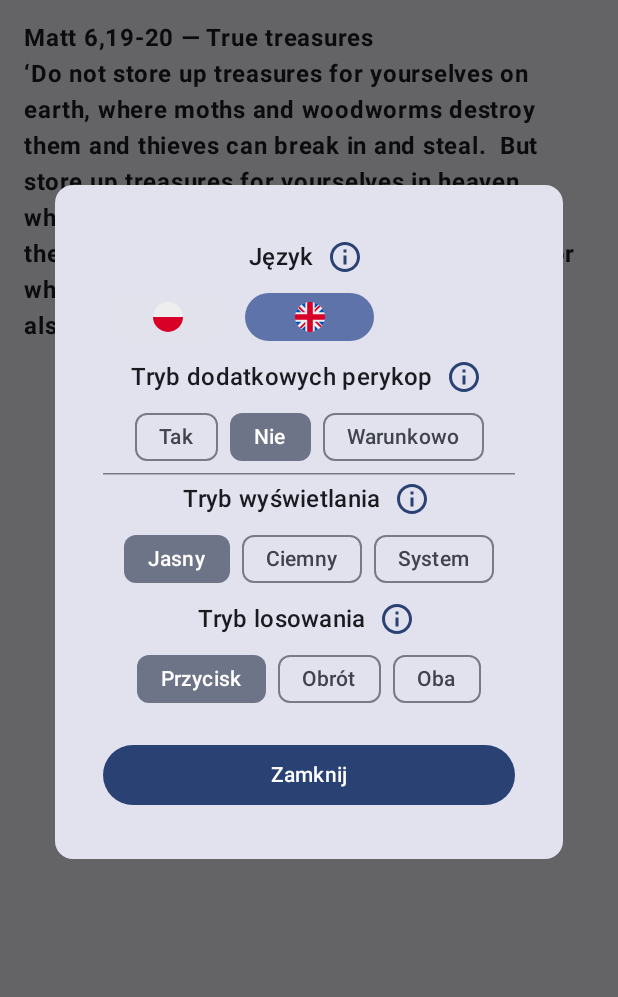
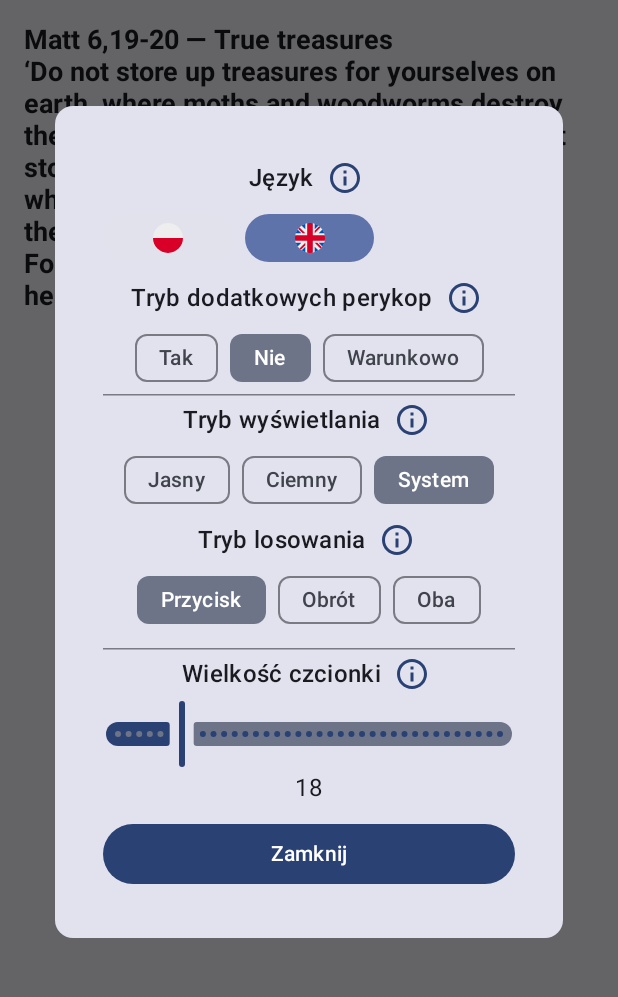
Before and after one commit to rkociniewski/gac, an Android app built with Jetpack Compose: the screen it shows after launch (MainActivity), after a tap on "Ustawienia", on a phone screen of 412 x 824 dp, the part 96-1093 px from its top. Run offline under Robolectric (Android 15) with nearby library versions, the phone set to English and light mode, and no system bars; our stand-ins replace Dagger/Hilt's generated code; libraries missing offline, so code that uses them is left out: androidx.hilt.lifecycle; 1 other tap on this screen came first.

Commit message:
Add pinch to zoom for pericope

```diff
--- a/app/src/main/java/pl/rk/gac/MainActivity.kt
+++ b/app/src/main/java/pl/rk/gac/MainActivity.kt
@@ -8,7 +8,7 @@ import androidx.compose.runtime.CompositionLocalProvider
 import androidx.compose.runtime.collectAsState
 import androidx.compose.runtime.getValue
 import androidx.compose.ui.platform.LocalContext
-import androidx.hilt.navigation.compose.hiltViewModel
+import androidx.hilt.lifecycle.viewmodel.compose.hiltViewModel
 import dagger.hilt.android.AndroidEntryPoint
 import pl.rk.gac.ui.helper.isDarkTheme
 import pl.rk.gac.ui.helper.rememberLocalizedContext
@@ -40,7 +40,7 @@ class MainActivity : ComponentActivity() {
         enableEdgeToEdge()
 
         setContent {
-            val viewModel: PericopeViewModel = hiltViewModel()
+            val viewModel = hiltViewModel<PericopeViewModel>()
             val settings by viewModel.settings.collectAsState()
 
             val darkTheme = settings.displayMode.isDarkTheme()
--- a/app/src/main/java/pl/rk/gac/enums/AdditionalMode.kt
+++ b/app/src/main/java/pl/rk/gac/enums/AdditionalMode.kt
@@ -13,7 +13,7 @@ import pl.rk.gac.R
  *
  * @property label Resource ID for the display label of this mode
  */
-enum class AdditionalMode(@StringRes override val label: Int) : DisplayText {
+enum class AdditionalMode(@param:StringRes override val label: Int) : DisplayText {
     YES(R.string.additional_mode_yes),
     NO(R.string.additional_mode_no),
     CONDITIONAL(R.string.additional_mode_conditional)
--- a/app/src/main/java/pl/rk/gac/enums/DisplayMode.kt
+++ b/app/src/main/java/pl/rk/gac/enums/DisplayMode.kt
@@ -13,7 +13,7 @@ import pl.rk.gac.R
  *
  * @property label Resource ID for the display label of this mode
  */
-enum class DisplayMode(@StringRes override val label: Int) : DisplayText {
+enum class DisplayMode(@param:StringRes override val label: Int) : DisplayText {
     LIGHT(R.string.display_mode_light),
     DARK(R.string.display_mode_dark),
     SYSTEM(R.string.display_mode_system)
--- a/app/src/main/java/pl/rk/gac/enums/DrawMode.kt
+++ b/app/src/main/java/pl/rk/gac/enums/DrawMode.kt
@@ -13,7 +13,7 @@ import pl.rk.gac.R
  *
  * @property label Resource ID for the display label of this mode
  */
-enum class DrawMode(@StringRes override val label: Int) : DisplayText {
+enum class DrawMode(@param:StringRes override val label: Int) : DisplayText {
     BUTTON(R.string.draw_mode_button),
     ROTATION(R.string.draw_mode_rotation),
     BOTH(R.string.draw_mode_both)
--- a/app/src/main/java/pl/rk/gac/enums/Language.kt
+++ b/app/src/main/java/pl/rk/gac/enums/Language.kt
@@ -9,9 +9,9 @@ import pl.rk.gac.R
  * @property label Resource ID for the display label of this mode
  */
 enum class Language(
-    @StringRes override val label: Int,
-    @DrawableRes val flagIcon: Int,
-    @RawRes val resource: Int
+    @param:StringRes override val label: Int,
+    @param:DrawableRes val flagIcon: Int,
+    @param:RawRes val resource: Int
 ) : DisplayText {
     PL(R.string.lang_pl, R.drawable.flag_pl, R.raw.pl_gospel),
     EN(R.string.lang_en, R.drawable.flag_uk, R.raw.en_gospel),
--- a/app/src/main/java/pl/rk/gac/model/Settings.kt
+++ b/app/src/main/java/pl/rk/gac/model/Settings.kt
@@ -29,9 +29,10 @@ data class Settings(
     val nextCount: Int = 1,                                 // how many pericopes after drawn
     val startFallback: Int = 1,                             // if begin of Gospel
     val endFallback: Int = 1,                               // if end of Evangelion 残酷な天使のように
-    val displayMode: DisplayMode = DisplayMode.LIGHT,       // Display mMode for Dark Mode
+    val displayMode: DisplayMode = DisplayMode.LIGHT,       // Display Mode for Dark Mode
     val drawMode: DrawMode = DrawMode.BUTTON,               // Draw mode
-    val language: Language = resolveDefaultLanguage(),
+    val language: Language = resolveDefaultLanguage(),      // Display Language
+    val fontSize: Float = 18f                               // Font Size
 )
 
 fun resolveDefaultLanguage(): Language {
--- a/app/src/main/java/pl/rk/gac/ui/helper/Function.kt
+++ b/app/src/main/java/pl/rk/gac/ui/helper/Function.kt
@@ -27,8 +27,9 @@ import androidx.compose.material3.MaterialTheme
 import androidx.compose.material3.PlainTooltip
 import androidx.compose.material3.Slider
 import androidx.compose.material3.Text
+import androidx.compose.material3.TooltipAnchorPosition
 import androidx.compose.material3.TooltipBox
-import androidx.compose.material3.TooltipDefaults.rememberPlainTooltipPositionProvider
+import androidx.compose.material3.TooltipDefaults
 import androidx.compose.material3.rememberTooltipState
 import androidx.compose.runtime.Composable
 import androidx.compose.runtime.remember
@@ -126,13 +127,11 @@ fun HelpLabel(label: String, tooltip: String) {
         Text(label, style = MaterialTheme.typography.titleMedium)
         Spacer(Modifier.width(Dimensions.minHeight))
         TooltipBox(
-            positionProvider = rememberPlainTooltipPositionProvider(),
-            tooltip = {
+            TooltipDefaults.rememberTooltipPositionProvider(TooltipAnchorPosition.Above), {
                 PlainTooltip {
                     Text(tooltip)
                 }
-            },
-            state = tooltipState,
+            }, tooltipState
         ) {
             Icon(
                 Icons.Outlined.Info, stringResource(R.string.tooltip_icon_description), Modifier
@@ -171,7 +170,7 @@ fun LanguageSelector(
             FilterChip(
                 selected == opt, { onSelect(opt) }, {
                     TooltipBox(
-                        rememberPlainTooltipPositionProvider(),
+                        TooltipDefaults.rememberTooltipPositionProvider(TooltipAnchorPosition.Above),
                         { Text(stringResource(opt.label)) },
                         rememberTooltipState()
                     ) {
--- a/app/src/main/java/pl/rk/gac/ui/pericope/PericopeContent.kt
+++ b/app/src/main/java/pl/rk/gac/ui/pericope/PericopeContent.kt
@@ -1,5 +1,8 @@
 package pl.rk.gac.ui.pericope
 
+import androidx.compose.foundation.gestures.awaitEachGesture
+import androidx.compose.foundation.gestures.awaitFirstDown
+import androidx.compose.foundation.gestures.calculateZoom
 import androidx.compose.foundation.layout.Arrangement
 import androidx.compose.foundation.layout.Column
 import androidx.compose.foundation.layout.Spacer
@@ -9,35 +12,66 @@ import androidx.compose.foundation.layout.padding
 import androidx.compose.foundation.rememberScrollState
 import androidx.compose.foundation.verticalScroll
 import androidx.compose.runtime.Composable
+import androidx.compose.runtime.getValue
+import androidx.compose.runtime.mutableFloatStateOf
+import androidx.compose.runtime.remember
+import androidx.compose.runtime.rememberCoroutineScope
+import androidx.compose.runtime.setValue
 import androidx.compose.ui.Modifier
+import androidx.compose.ui.input.pointer.pointerInput
+import kotlinx.coroutines.launch
 import pl.rk.gac.model.Pericope
+import pl.rk.gac.model.Settings
 import pl.rk.gac.util.Dimensions
+import pl.rk.gac.util.Numbers
 
-
-/**
- * Main content area displaying the list of pericopes.
- *
- * This composable creates a scrollable column of pericope items, with the selected
- * pericope visually distinguished from others.
- *
- * @param pericopes List of pericopes to display
- * @param selectedId ID of the currently selected pericope
- * @param modifier Modifier to be applied to the content container
- */
 @Composable
 fun PericopeContent(
     pericopes: List<Pericope>,
     selectedId: String?,
-    modifier: Modifier = Modifier
+    modifier: Modifier = Modifier,
+    settings: Settings,
+    updateSettings: (Settings) -> Unit,
 ) {
+    var fontSize by remember(settings.fontSize) { mutableFloatStateOf(settings.fontSize) }
+    val coroutineScope = rememberCoroutineScope()
+    val scrollState = rememberScrollState()
+
+    val gestureModifier = Modifier.pointerInput(Unit) {
+        awaitEachGesture {
+            awaitFirstDown(requireUnconsumed = false)
+            do {
+                val event = awaitPointerEvent()
+                val canceled = event.changes.any { it.isConsumed }
+
+                if (!canceled && event.changes.size >= 2) {
+                    val zoomChange = event.calculateZoom()
+                    if (zoomChange != 1f) {
+                        val newSize = (fontSize * zoomChange)
+                            .coerceIn(Numbers.TWELVE.toFloat(), Numbers.FORTY_EIGHT.toFloat())
+                        if (newSize != fontSize) {
+                            fontSize = newSize
+                            coroutineScope.launch {
+                                updateSettings(settings.copy(fontSize = fontSize))
+                            }
+                        }
+                        event.changes.forEach { it.consume() }
+                    }
+                }
+            } while (event.changes.any { it.pressed })
+        }
+    }
+
     Column(
         modifier
             .fillMaxSize()
             .padding(Dimensions.dialogPadding)
-            .verticalScroll(rememberScrollState()), Arrangement.spacedBy(Dimensions.itemSpacing)
+            .then(gestureModifier)
+            .verticalScroll(scrollState),
+        verticalArrangement = Arrangement.spacedBy(Dimensions.itemSpacing)
     ) {
-        pericopes.forEach { pericope ->
-            PericopeItem(pericope, pericope.id == selectedId)
+        pericopes.forEach {
+            PericopeItem(it, it.id == selectedId, fontSize)
             Spacer(Modifier.height(Dimensions.itemSpacing))
         }
     }
--- a/app/src/main/java/pl/rk/gac/ui/pericope/PericopeItem.kt
+++ b/app/src/main/java/pl/rk/gac/ui/pericope/PericopeItem.kt
@@ -1,9 +1,12 @@
 package pl.rk.gac.ui.pericope
 
-import androidx.compose.material3.MaterialTheme
+import androidx.compose.foundation.layout.fillMaxWidth
 import androidx.compose.material3.Text
 import androidx.compose.runtime.Composable
+import androidx.compose.ui.Modifier
+import androidx.compose.ui.text.TextStyle
 import androidx.compose.ui.text.font.FontWeight
+import androidx.compose.ui.unit.sp
 import pl.rk.gac.model.Pericope
 
 /**
@@ -16,10 +19,11 @@ import pl.rk.gac.model.Pericope
  * @param isMain Whether this is the main (selected) pericope
  */
 @Composable
-fun PericopeItem(pericope: Pericope, isMain: Boolean) {
+fun PericopeItem(pericope: Pericope, isMain: Boolean, fontSize: Float) {
     Text(
         text = "${pericope.reference} — ${pericope.title}\n${pericope.text}",
         fontWeight = if (isMain) FontWeight.Bold else FontWeight.Normal,
-        style = MaterialTheme.typography.bodyLarge
+        style = TextStyle(fontSize = fontSize.sp),
+        modifier = Modifier.fillMaxWidth()
     )
 }
--- a/app/src/main/java/pl/rk/gac/ui/pericope/PericopeScreen.kt
+++ b/app/src/main/java/pl/rk/gac/ui/pericope/PericopeScreen.kt
@@ -86,25 +86,18 @@ fun PericopeScreen(
             )
         }
     ) {
-        PericopeContent(
-            pericopes = pericopes,
-            selectedId = selectedId,
-            modifier = Modifier.padding(it)
-        )
+        PericopeContent(pericopes, selectedId, Modifier.padding(it), settings, viewModel::updateSettings)
     }
 
     if (showSettingsDialog) {
         SettingsDialog(
-            settings = settings,
-            onSettingsUpdate = {
+            settings, {
                 viewModel.updateSettings(it)
-            },
-            onDismiss = {
+            }, {
                 showSettingsDialog = false
                 viewModel.updateSettings(settings)
                 viewModel.drawPericope()
-            },
-            localizedContext = localizedContext
+            }, localizedContext
         )
     }
 }
--- a/app/src/main/java/pl/rk/gac/ui/settings/SettingsScreen.kt
+++ b/app/src/main/java/pl/rk/gac/ui/settings/SettingsScreen.kt
@@ -47,6 +47,7 @@ fun SettingsScreen(
         Arrangement.Center,
         Alignment.CenterHorizontally
     ) {
+        // Language
         HelpLabel(
             stringResource(R.string.settings_label_language),
             stringResource(R.string.tooltip_language)
@@ -56,6 +57,7 @@ fun SettingsScreen(
             updateSettings(settings.copy(language = it))
         }
 
+        // Additional pericope mode
         HelpLabel(
             stringResource(R.string.section_additional_mode),
             stringResource(R.string.tooltip_additional_mode)
@@ -65,25 +67,34 @@ fun SettingsScreen(
         }
 
         if (settings.additionalMode == AdditionalMode.CONDITIONAL) {
+            // Word threshold mode
             HelpLabel(
                 stringResource(R.string.label_word_threshold),
                 stringResource(R.string.tooltip_word_threshold)
             )
-            SettingsSlider(settings.wordThreshold, (Numbers.TWENTY..Numbers.HUNDRED step Numbers.TEN)) {
+            SettingsSlider(settings.wordThreshold, Numbers.TWENTY..Numbers.HUNDRED step Numbers.TEN) {
                 updateSettings(settings.copy(wordThreshold = it))
             }
         }
 
         if (settings.additionalMode != AdditionalMode.NO) {
+
+            // Previous pericope count
             HelpLabel(stringResource(R.string.label_prev), stringResource(R.string.tooltip_prev))
             SettingsSlider(settings.prevCount) { updateSettings(settings.copy(prevCount = it)) }
+
+            // Next pericope count
             HelpLabel(stringResource(R.string.label_next), stringResource(R.string.tooltip_next))
             SettingsSlider(settings.nextCount) { updateSettings(settings.copy(nextCount = it)) }
+
+            // Begin of Gospel fallback
             HelpLabel(
                 stringResource(R.string.label_start_fallback),
                 stringResource(R.string.tooltip_start_fallback)
             )
             SettingsSlider(settings.startFallback) { updateSettings(settings.copy(startFallback = it)) }
+
+            // End of Gospel fallback
             HelpLabel(
                 stringResource(R.string.label_end_fallback),
                 stringResource(R.string.tooltip_end_fallback)
@@ -93,7 +104,7 @@ fun SettingsScreen(
 
         HorizontalDivider()
 
-        // Dark mode display mode
+        // Display mode
         HelpLabel(
             stringResource(R.string.section_display_mode),
             stringResource(R.string.tooltip_display_mode)
@@ -102,6 +113,7 @@ fun SettingsScreen(
             updateSettings(settings.copy(displayMode = it))
         }
 
+        // Draw mode
         HelpLabel(
             stringResource(R.string.section_draw_mode),
             stringResource(R.string.tooltip_draw_mode)
@@ -111,6 +123,17 @@ fun SettingsScreen(
         }
 
         Spacer(modifier = Modifier.height(Dimensions.height))
+
+        HorizontalDivider()
+
+        // Font size
+        HelpLabel(
+            stringResource(R.string.label_font_size),
+            stringResource(R.string.tooltip_font_size)
+        )
+        SettingsSlider(settings.fontSize.toInt(), Numbers.TWELVE..Numbers.FORTY_EIGHT step Numbers.ONE) {
+            updateSettings(settings.copy(fontSize = it.toFloat()))
+        }
 
         Button(
             onClick = onClose,
--- a/app/src/main/java/pl/rk/gac/util/SettingsStore.kt
+++ b/app/src/main/java/pl/rk/gac/util/SettingsStore.kt
@@ -1,7 +1,9 @@
 package pl.rk.gac.util
 
 import android.content.Context
+import android.util.Log
 import androidx.datastore.preferences.core.edit
+import androidx.datastore.preferences.core.floatPreferencesKey
 import androidx.datastore.preferences.core.intPreferencesKey
 import androidx.datastore.preferences.core.stringPreferencesKey
 import androidx.datastore.preferences.preferencesDataStore
@@ -36,6 +38,7 @@ object SettingsStore {
     private val END_FALLBACK = intPreferencesKey("end_fallback")
     private val DISPLAY_MODE = stringPreferencesKey("display_mode")
     private val DRAW_MODE = stringPreferencesKey("draw_mode")
+    private val FONT_SIZE = floatPreferencesKey("font_size")
 
     fun read(context: Context): Flow<Settings> {
         return context.dataStore.data.map {
@@ -46,9 +49,10 @@ object SettingsStore {
                 it[NEXT_COUNT] ?: 1,
                 it[START_FALLBACK] ?: 1,
                 it[END_FALLBACK] ?: 1,
-                safeEnumValueOf(it[DISPLAY_MODE], DisplayMode.LIGHT),
+                safeEnumValueOf(it[DISPLAY_MODE], DisplayMode.SYSTEM),
                 safeEnumValueOf(it[DRAW_MODE], DrawMode.BUTTON),
                 safeEnumValueOf(it[LANGUAGE], resolveDefaultLanguage()),
+                it[FONT_SIZE] ?: Numbers.EIGHTEEN.toFloat()
             )
             logger.debug("Loaded settings: $settings")
             settings
@@ -60,6 +64,7 @@ object SettingsStore {
 
     @Suppress("TooGenericExceptionCaught")
     suspend fun write(context: Context, settings: Settings) = try {
+        Log.e(this::class.java.simpleName, "ZMIENIONO SETTINGS: ${settings.fontSize}")
         context.dataStore.edit {
             it[ADDITIONAL_MODE] = settings.additionalMode.name
             it[WORD_THRESHOLD] = settings.wordThreshold
@@ -70,6 +75,7 @@ object SettingsStore {
             it[DISPLAY_MODE] = settings.displayMode.name
             it[DRAW_MODE] = settings.drawMode.name
             it[LANGUAGE] = settings.language.name
+            it[FONT_SIZE] = settings.fontSize
         }
         true
     } catch (e: Exception) {
--- a/app/src/main/java/pl/rk/gac/viewmodel/PericopeViewModel.kt
+++ b/app/src/main/java/pl/rk/gac/viewmodel/PericopeViewModel.kt
@@ -1,5 +1,6 @@
 package pl.rk.gac.viewmodel
 
+import android.util.Log
 import androidx.lifecycle.ViewModel
 import androidx.lifecycle.viewModelScope
 import dagger.hilt.android.lifecycle.HiltViewModel
--- a/app/src/main/res/values/strings.xml
+++ b/app/src/main/res/values/strings.xml
@@ -29,7 +29,8 @@
     <string name="label_prev">Poprzednie perykopy</string>
     <string name="label_next">Następne perykopy</string>
     <string name="label_start_fallback">Gdy początek Ewangelii…</string>
-    <string name="label_end_fallback">Gdy koniec Ewangelii…</string>
+    <string name="label_end_fallback">Gdy koniec Ewangelii...</string>
+    <string name="label_font_size">Wielkość czcionki</string>
 
     <string name="tooltip_additional_mode">Określa, czy i kiedy dodawać dodatkowe perykopy przed i po wylosowanym fragmencie.</string>
     <string name="tooltip_word_threshold">Jeśli liczba słów w perykopie jest mniejsza niż próg, dodawane są perykopy sąsiednie.</string>
@@ -41,6 +42,7 @@
     <string name="tooltip_draw_mode">Określa, w jaki sposób losowana jest nowa perykopa: przyciskiem, obrotem lub oba.</string>
     <string name="tooltip_icon_description">Pokaż opis ustawienia</string>
     <string name="tooltip_language">Wybierz język aplikacji</string>
+    <string name="tooltip_font_size">Wybierz wielkość czcionki</string>
 
     <string name="lang_pl" translatable="false">Polski</string>
     <string name="lang_en" translatable="false">English</string>
--- a/gradle.properties
+++ b/gradle.properties
@@ -22,3 +22,4 @@ kotlin.code.style=official
 # thereby reducing the size of the R class for that library
 android.nonTransitiveRClass=true
 org.jetbrains.dokka.experimental.gradle.pluginMode=V2EnabledWithHelpers
+org.gradle.configuration-cache=true
```
Also changed, not shown: app/build.gradle.kts (+3 -4 lines), app/src/main/java/pl/rk/gac/util/Numbers.kt (+6 -2 lines), gradle/libs.versions.toml (+10 -11 lines), 2 other files.
